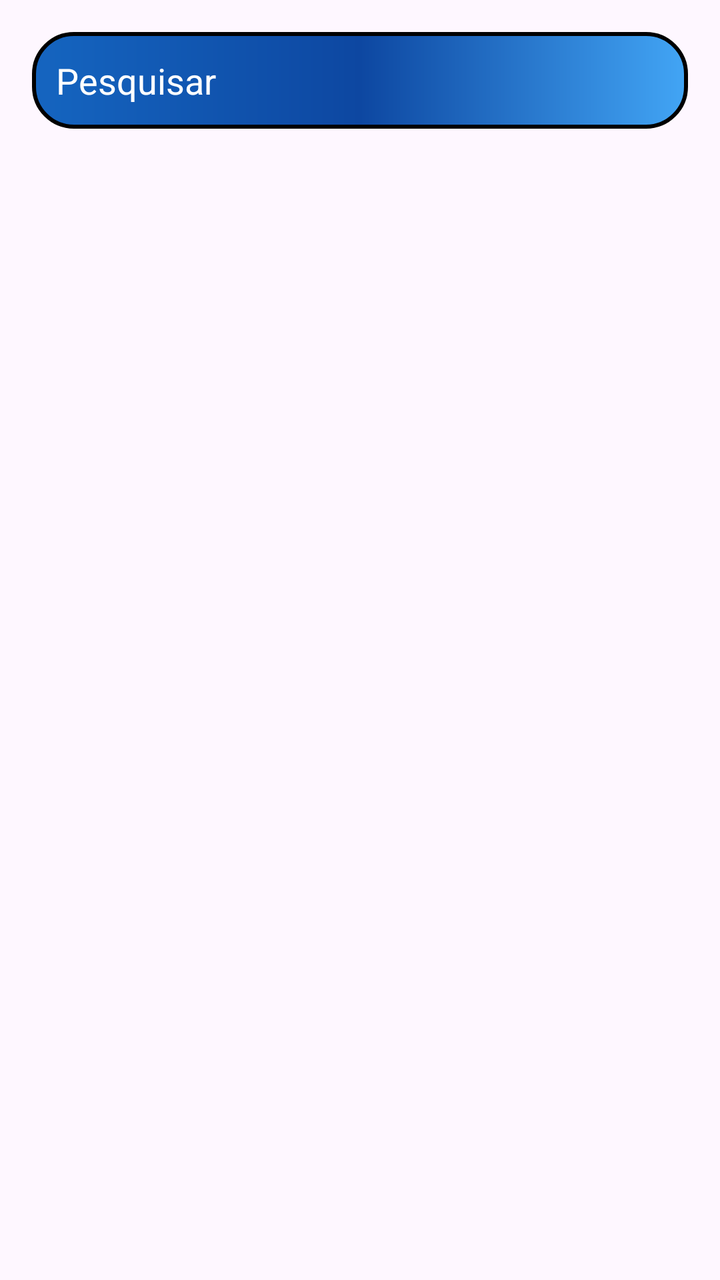
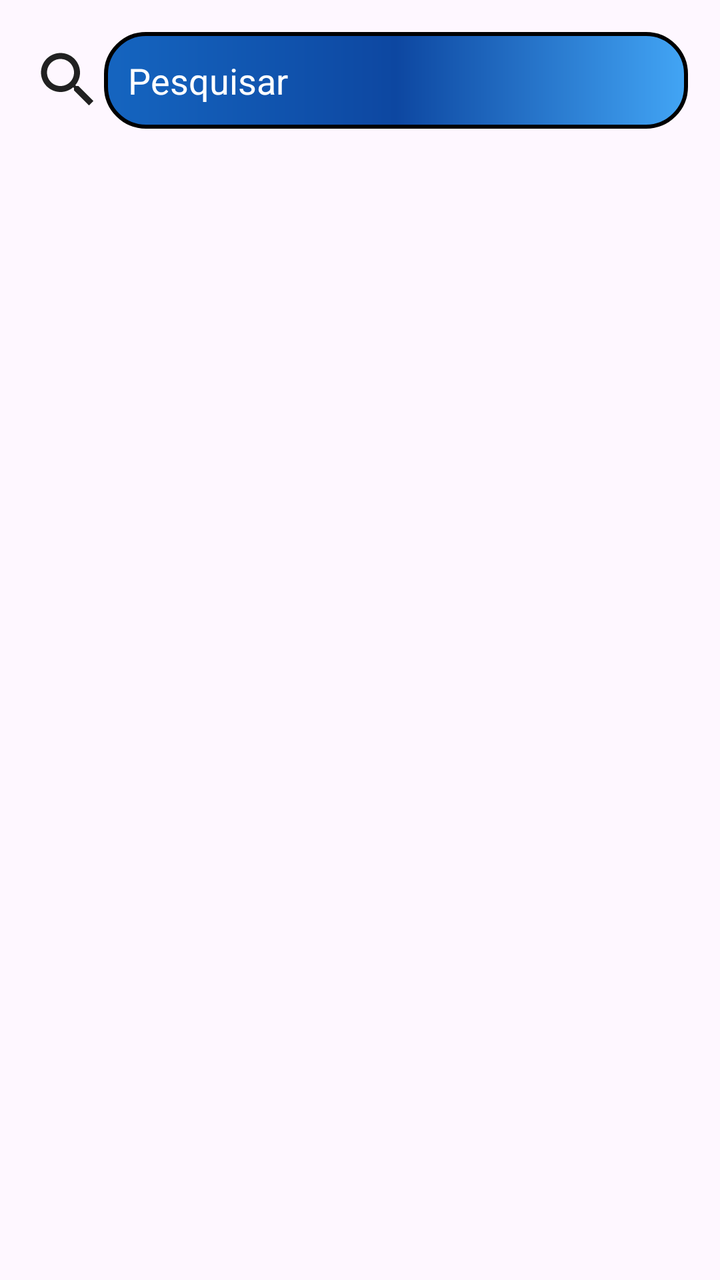

Screens rendered from an Android XML layout before and after an edit, with the pre-edit source and the edit as a unified diff.
<!-- AndroidManifest.xml: application theme Theme.AppNegocios -->
<!-- res/layout/fragment_categorias.xml -->
<?xml version="1.0" encoding="utf-8"?>
<androidx.constraintlayout.widget.ConstraintLayout
    xmlns:android="http://schemas.android.com/apk/res/android"
    xmlns:app="http://schemas.android.com/apk/res-auto"
    xmlns:tools="http://schemas.android.com/tools"
    android:layout_width="match_parent"
    android:layout_height="match_parent"
    android:padding="16dp">

    
    <EditText
        android:id="@+id/editTextPesquisa"
        android:layout_width="0dp"
        android:layout_height="wrap_content"
        android:background="@drawable/edit_text"
        android:hint="Pesquisar"
        android:inputType="text"
        android:maxLines="1"
        android:padding="12dp"
        android:textColor="@color/white"
        android:textColorHint="@color/white"
        app:layout_constraintEnd_toEndOf="parent"
        app:layout_constraintStart_toStartOf="parent"
        app:layout_constraintTop_toTopOf="parent" />

    
    <androidx.recyclerview.widget.RecyclerView
        android:id="@+id/recyclerLateral"
        android:layout_width="0dp"
        android:layout_height="0dp"
        android:layout_marginTop="12dp"
        app:layout_constraintBottom_toBottomOf="parent"
        app:layout_constraintStart_toStartOf="parent"
        app:layout_constraintTop_toBottomOf="@id/editTextPesquisa"
        app:layout_constraintWidth_percent="0.25" />

    
    <androidx.recyclerview.widget.RecyclerView
        android:id="@+id/recyclerHorizontal"
        android:layout_width="0dp"
        android:layout_height="100dp"
        android:layout_marginStart="12dp"
        android:layout_marginBottom="12dp"
        android:orientation="horizontal"
        app:layoutManager="androidx.recyclerview.widget.LinearLayoutManager"
        app:layout_constraintEnd_toEndOf="parent"
        app:layout_constraintStart_toEndOf="@id/recyclerLateral"
        app:layout_constraintTop_toBottomOf="@id/editTextPesquisa" />

    
    <androidx.recyclerview.widget.RecyclerView
        android:id="@+id/recyclerConteudo"
        android:layout_width="0dp"
        android:layout_height="0dp"
        app:layoutManager="androidx.recyclerview.widget.GridLayoutManager"
        app:spanCount="3"
        app:layout_constraintTop_toBottomOf="@id/recyclerHorizontal"
        app:layout_constraintBottom_toBottomOf="parent"
        app:layout_constraintStart_toEndOf="@id/recyclerLateral"
        app:layout_constraintEnd_toEndOf="parent"
        tools:listitem="@layout/layout_view_negocio3" />

</androidx.constraintlayout.widget.ConstraintLayout>
<!-- res/layout/layout_view_negocio3.xml (included above) -->
<?xml version="1.0" encoding="utf-8"?>
<LinearLayout xmlns:android="http://schemas.android.com/apk/res/android"
    android:layout_width="match_parent"
    android:layout_height="wrap_content"
    android:layout_margin="3dp"
    android:background="@drawable/conteiner_dashboard"
    android:gravity="center"
    android:orientation="vertical">

    <ImageView
        android:layout_width="50dp"
        android:layout_height="50dp"
        android:src="@drawable/ic_home" />

    <TextView
        android:id="@+id/text_nome"
        android:layout_width="match_parent"
        android:layout_height="wrap_content"
        android:paddingTop="4dp"
        android:text="Confeitaria Doce Sabor"
        android:textAlignment="center"
        android:textSize="10dp"
        android:textStyle="bold" />

    <TextView
        android:id="@+id/text_avaliacao"
        android:layout_width="wrap_content"
        android:layout_height="wrap_content"
        android:layout_marginBottom="3dp"
        android:text="⭐4.8 (123 aval.)"
        android:textColor="#FFD700"
        android:textSize="10sp" />

    <TextView
        android:id="@+id/idView"
        android:layout_width="wrap_content"
        android:layout_height="wrap_content"
        android:text=""
        android:visibility="gone" />

</LinearLayout>
<!-- resources referenced by this layout -->
<resources>
  <color name="white">#FFFFFFFF</color>
  <!-- drawable conteiner_dashboard (drawable) -->
  <?xml version="1.0" encoding="utf-8"?>
  <shape xmlns:android="http://schemas.android.com/apk/res/android">
      
      <solid android:color="@android:color/transparent" />
  
      
      <stroke
          android:width="2dp"
          android:color="@color/black" /> 
      
      <corners android:radius="20dp" />
      <solid android:color="@color/gray_light"/>
  </shape>
  <!-- drawable edit_text (drawable) -->
  <?xml version="1.0" encoding="utf-8"?>
  <shape xmlns:android="http://schemas.android.com/apk/res/android">
  
      <gradient
          android:startColor="@color/primaryBlue"
          android:centerColor="@color/deepBlue"
          android:endColor="@color/blue_light"
          android:angle="0"
          />
      <corners android:radius="20dp"/>
      <stroke android:color="@color/black" android:width="2dp"/>
  
  </shape>
  <!-- drawable ic_home (drawable) -->
  <vector xmlns:android="http://schemas.android.com/apk/res/android" android:height="24dp" android:tint="#000000" android:viewportHeight="24" android:viewportWidth="24" android:width="24dp">
          
      <path android:fillColor="#FF000000" android:pathData="M17.6,11.48 L19.44,8.3a0.63,0.63 0,0 0,-1.09 -0.63l-1.88,3.24a11.43,11.43 0,0 0,-8.94 0L5.65,7.67a0.63,0.63 0,0 0,-1.09 0.63L6.4,11.48A10.81,10.81 0,0 0,1 20L23,20A10.81,10.81 0,0 0,17.6 11.48ZM7,17.25A1.25,1.25 0,1 1,8.25 16,1.25 1.25,0 0,1 7,17.25ZM17,17.25A1.25,1.25 0,1 1,18.25 16,1.25 1.25,0 0,1 17,17.25Z"/>
      
  </vector>
  <style name="Theme.AppNegocios" parent="Base.Theme.AppNegocios" />
  <color name="black">#FF000000</color>
  <color name="gray_light">#F5F5F5</color>
  <color name="primaryBlue">#1565C0</color>
  <color name="deepBlue">#0D47A1</color>
  <color name="blue_light">#42A5F5</color>
  <style name="Base.Theme.AppNegocios" parent="Theme.Material3.DayNight.NoActionBar">
          
          <item name="colorPrimary">@color/deepBlue</item>
      </style>
</resources>

<!-- the commit's change to res/layout/fragment_categorias.xml (unified diff, before → after) -->
@@ -1,6 +1,5 @@
 <?xml version="1.0" encoding="utf-8"?>
-<androidx.constraintlayout.widget.ConstraintLayout
-    xmlns:android="http://schemas.android.com/apk/res/android"
+<androidx.constraintlayout.widget.ConstraintLayout xmlns:android="http://schemas.android.com/apk/res/android"
     xmlns:app="http://schemas.android.com/apk/res-auto"
     xmlns:tools="http://schemas.android.com/tools"
     android:layout_width="match_parent"
@@ -8,20 +7,40 @@
     android:padding="16dp">
 
     
-    <EditText
-        android:id="@+id/editTextPesquisa"
-        android:layout_width="0dp"
+    <LinearLayout
+        android:id="@+id/areaPesquisa"
+        android:layout_width="match_parent"
         android:layout_height="wrap_content"
-        android:background="@drawable/edit_text"
-        android:hint="Pesquisar"
-        android:inputType="text"
-        android:maxLines="1"
-        android:padding="12dp"
-        android:textColor="@color/white"
-        android:textColorHint="@color/white"
+        android:gravity="center_vertical"
+        android:orientation="horizontal"
         app:layout_constraintEnd_toEndOf="parent"
         app:layout_constraintStart_toStartOf="parent"
-        app:layout_constraintTop_toTopOf="parent" />
+        app:layout_constraintTop_toTopOf="parent">
+
+        <ImageView
+            android:id="@+id/btnBuscar"
+            android:layout_width="36dp"
+            android:layout_height="36dp"
+            android:layout_alignParentEnd="true"
+            android:layout_centerVertical="true"
+            android:background="?attr/selectableItemBackgroundBorderless"
+            android:contentDescription="Buscar"
+            android:src="@drawable/ic_lupa"
+            app:tint="@color/dark_gray" />
+
+        <EditText
+            android:id="@+id/editTextPesquisa"
+            android:layout_width="match_parent"
+            android:layout_height="wrap_content"
+            android:background="@drawable/edit_text"
+            android:hint="Pesquisar"
+            android:inputType="text"
+            android:maxLines="1"
+            android:padding="12dp"
+            android:textColor="@color/white"
+            android:textColorHint="@color/white" />
+
+    </LinearLayout>
 
     
     <androidx.recyclerview.widget.RecyclerView
@@ -31,7 +50,7 @@
         android:layout_marginTop="12dp"
         app:layout_constraintBottom_toBottomOf="parent"
         app:layout_constraintStart_toStartOf="parent"
-        app:layout_constraintTop_toBottomOf="@id/editTextPesquisa"
+        app:layout_constraintTop_toBottomOf="@id/areaPesquisa"
         app:layout_constraintWidth_percent="0.25" />
 
     
@@ -45,7 +64,7 @@
         app:layoutManager="androidx.recyclerview.widget.LinearLayoutManager"
         app:layout_constraintEnd_toEndOf="parent"
         app:layout_constraintStart_toEndOf="@id/recyclerLateral"
-        app:layout_constraintTop_toBottomOf="@id/editTextPesquisa" />
+        app:layout_constraintTop_toBottomOf="@id/areaPesquisa" />
 
     
     <androidx.recyclerview.widget.RecyclerView
@@ -53,11 +72,11 @@
         android:layout_width="0dp"
         android:layout_height="0dp"
         app:layoutManager="androidx.recyclerview.widget.GridLayoutManager"
+        app:layout_constraintBottom_toBottomOf="parent"
+        app:layout_constraintEnd_toEndOf="parent"
+        app:layout_constraintStart_toEndOf="@id/recyclerLateral"
+        app:layout_constraintTop_toBottomOf="@id/recyclerHorizontal"
         app:spanCount="3"
-        app:layout_constraintTop_toBottomOf="@id/recyclerHorizontal"
-        app:layout_constraintBottom_toBottomOf="parent"
-        app:layout_constraintStart_toEndOf="@id/recyclerLateral"
-        app:layout_constraintEnd_toEndOf="parent"
         tools:listitem="@layout/layout_view_negocio3" />
 
 </androidx.constraintlayout.widget.ConstraintLayout>
<!-- resource entries referenced after the edit -->
@@ -1,5 +1,6 @@
 <!-- resources referenced by this layout -->
 <resources>
+  <color name="dark_gray">#212121</color>
   <color name="white">#FFFFFFFF</color>
   <!-- drawable conteiner_dashboard (drawable) -->
   <?xml version="1.0" encoding="utf-8"?>
@@ -35,6 +36,28 @@
       <path android:fillColor="#FF000000" android:pathData="M17.6,11.48 L19.44,8.3a0.63,0.63 0,0 0,-1.09 -0.63l-1.88,3.24a11.43,11.43 0,0 0,-8.94 0L5.65,7.67a0.63,0.63 0,0 0,-1.09 0.63L6.4,11.48A10.81,10.81 0,0 0,1 20L23,20A10.81,10.81 0,0 0,17.6 11.48ZM7,17.25A1.25,1.25 0,1 1,8.25 16,1.25 1.25,0 0,1 7,17.25ZM17,17.25A1.25,1.25 0,1 1,18.25 16,1.25 1.25,0 0,1 17,17.25Z"/>
       
   </vector>
+  <!-- drawable ic_lupa (drawable) -->
+  <?xml version="1.0" encoding="utf-8"?>
+  <vector xmlns:android="http://schemas.android.com/apk/res/android"
+      android:width="24dp"
+      android:height="24dp"
+      android:viewportWidth="24"
+      android:viewportHeight="24">
+  
+      <path
+          android:fillColor="#FFFFFFFF"
+          android:pathData="M15.5,14h-0.79l-0.28,-0.27
+              C15.41,12.59 16,11.11 16,9.5
+              16,5.91 13.09,3 9.5,3
+              5.91,3 3,5.91 3,9.5
+              3,13.09 5.91,16 9.5,16
+              11.11,16 12.59,15.41 13.73,14.43
+              l0.27,0.28v0.79l5,4.99
+              L20.49,19l-4.99,-5zm-6,0C7.01,14 5,11.99 5,9.5
+              5,7.01 7.01,5 9.5,5
+              11.99,5 14,7.01 14,9.5
+              14,11.99 11.99,14 9.5,14z"/>
+  </vector>
   <style name="Theme.AppNegocios" parent="Base.Theme.AppNegocios" />
   <color name="black">#FF000000</color>
   <color name="gray_light">#F5F5F5</color>
